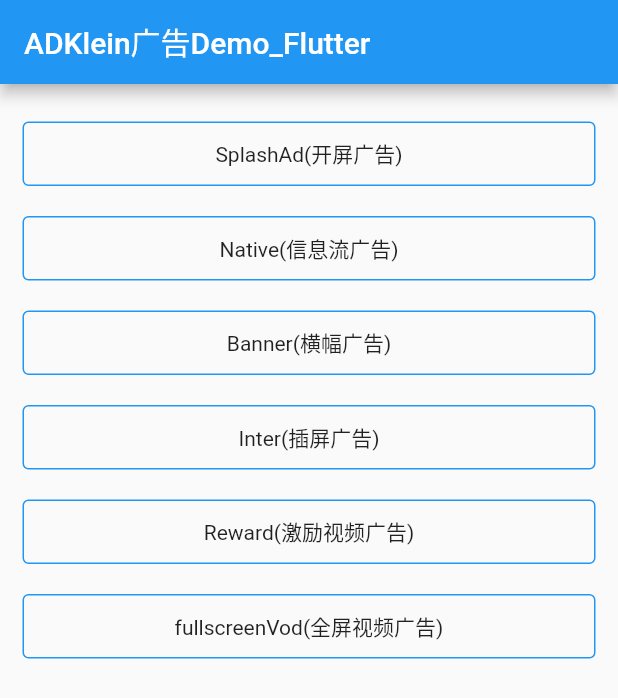
After one commit to iusmob/AdKleinSDKDemo-Flutter, a Flutter app: the HomePage screen opened directly, on a phone screen of 412 x 824 dp. The commit adds this screen. Shown: the top 698 px of the screen. Run offline on Flutter 3.47's test engine with Material 2 defaults, Android fonts, the phone set to English and light mode, and no system bars; missing offline and left inert: ad_klein_flutter_sdk, app_tracking_transparency.

```diff
--- /dev/null
+++ b/lib/home.dart
@@ -0,0 +1,91 @@
+import 'package:flutter/material.dart';
+
+import 'banner.dart';
+import 'fullscreen.dart';
+import 'inter.dart';
+import 'native.dart';
+import 'reward.dart';
+import 'splash.dart';
+
+class HomePage extends StatefulWidget {
+  @override
+  _HomePageState createState() => _HomePageState();
+}
+
+class _HomePageState extends State<HomePage> {
+  @override
+  void initState() {
+    super.initState();
+  }
+
+  static const listData = [
+    "SplashAd(开屏广告)",
+    "Native(信息流广告)",
+    "Banner(横幅广告)",
+    "Inter(插屏广告)",
+    "Reward(激励视频广告)",
+    "fullscreenVod(全屏视频广告)"
+  ];
+
+  @override
+  Widget build(BuildContext context) {
+    return Scaffold(
+        appBar: AppBar(
+          automaticallyImplyLeading: false,
+          title: const Text('ADKlein广告Demo_Flutter'),
+        ),
+        body: ListView.builder(
+          itemCount: listData.length,
+          padding: const EdgeInsets.all(15),
+          itemBuilder: (BuildContext context, int index) {
+            return Container(
+                margin: EdgeInsets.symmetric(vertical: 10),
+                decoration: new BoxDecoration(
+                  border: new Border.all(
+                    width: 1,
+                    color: Colors.blue,
+                  ),
+                  borderRadius: BorderRadius.all(Radius.circular(4.0)),
+                ),
+                child: GestureDetector(
+                  behavior: HitTestBehavior.opaque,
+                  onTap: () {
+                    var widget;
+                    switch (index) {
+                      case 0:
+                        widget = SplashPage();
+                        break;
+                      case 1:
+                        widget = NativePage();
+                        break;
+                      case 2:
+                        widget = BannerPage();
+                        break;
+                      case 3:
+                        widget = InterPage();
+                        break;
+                      case 4:
+                        widget = RewardPage();
+                        break;
+                      case 5:
+                        widget = FullScreenPage();
+                        break;
+                    }
+                    Navigator.push(context,
+                        MaterialPageRoute(builder: (context) {
+                      return widget;
+                    }));
+                  },
+                  child: Column(
+                    mainAxisAlignment: MainAxisAlignment.center,
+                    children: [
+                      const SizedBox(height: 10),
+                      Text(listData[index], textAlign: TextAlign.center),
+                      const SizedBox(height: 10),
+                    ],
+                  ),
+                ));
+          },
+        ));
+  }
+}
--- a/lib/main.dart
+++ b/lib/main.dart
@@ -1,17 +1,13 @@
-import 'package:ad_klein_demo_flutter/reward.dart';
-import 'package:ad_klein_demo_flutter/splash.dart';
+import 'package:ad_klein_demo_flutter/home.dart';
+import 'package:ad_klein_flutter_sdk/ad_klein_ad.dart';
 import 'package:ad_klein_flutter_sdk/ad_klein_flutter_sdk.dart';
 import 'package:app_tracking_transparency/app_tracking_transparency.dart';
 import 'package:flutter/material.dart';
 
 import 'Constants.dart';
-import 'banner.dart';
-import 'fullscreen.dart';
-import 'inter.dart';
-import 'native.dart';
 
 void main() {
-  runApp(MyApp());
+  runApp(MaterialApp(title: 'ADKlein广告Demo_Flutter', home: MyApp()));
 }
 
 class MyApp extends StatefulWidget {
@@ -27,14 +23,7 @@ class _MyAppState extends State<MyApp> {
     AdKleinFlutterSdk.initSdk(appid: Constants.appKey());
   }
 
-  static const listData = [
-    "SplashAd(开屏广告)",
-    "Native(信息流广告)",
-    "Banner(横幅广告)",
-    "Inter(插屏广告)",
-    "Reward(激励视频广告)",
-    "fullscreenVod(全屏视频广告)"
-  ];
+  var _splashAd;
 
   //申请idfa
   void getIDFA() async {
@@ -44,64 +33,57 @@ class _MyAppState extends State<MyApp> {
 
   @override
   Widget build(BuildContext context) {
-    return MaterialApp(
-      home: Scaffold(
-          appBar: AppBar(
-            title: const Text('ADKlein广告Demo_Flutter'),
-          ),
-          body: ListView.builder(
-            itemCount: listData.length,
-            padding: const EdgeInsets.all(15),
-            itemBuilder: (BuildContext context, int index) {
-              return Container(
-                  margin: EdgeInsets.symmetric(vertical: 10),
-                  decoration: new BoxDecoration(
-                    border: new Border.all(
-                      width: 1,
-                      color: Colors.blue,
-                    ),
-                    borderRadius: BorderRadius.all(Radius.circular(4.0)),
-                  ),
-                  child: GestureDetector(
-                    behavior: HitTestBehavior.opaque,
-                    onTap: () {
-                      var widget;
-                      switch (index) {
-                        case 0:
-                          widget = SplashPage();
-                          break;
-                        case 1:
-                          widget = NativePage();
-                          break;
-                        case 2:
-                          widget = BannerPage();
-                          break;
-                        case 3:
-                          widget = InterPage();
-                          break;
-                        case 4:
-                          widget = RewardPage();
-                          break;
-                        case 5:
-                          widget = FullScreenPage();
-                          break;
-                      }
-                      Navigator.push(context,
-                          MaterialPageRoute(builder: (context) {
-                        return widget;
-                      }));
-                    },
-                    child: Column(
-                      mainAxisAlignment: MainAxisAlignment.center,
-                      children: [
-                        const SizedBox(height: 10),
-                        Text(listData[index], textAlign: TextAlign.center),
-                        const SizedBox(height: 10),
-                      ],
-                    ),
-                  ));
-            },
-          )),
+    showSplashAd();
+    return Scaffold(
+      body: Container(
+        width: MediaQuery.of(context).size.width, // 屏幕宽度
+        height: MediaQuery.of(context).size.height, // 屏幕高度
+        child: Image.asset(
+          "images/opening.png",
+          fit: BoxFit.cover,
+        ),
+      ),
     );
   }
+
+  // 开屏
+  // 显示开屏广告请保证当时app内没有其他地方显示开屏广告，否则会有冲突
+  void showSplashAd() {
+    if (_splashAd != null) {
+      return;
+    }
+    _splashAd = ADKleinSplashAd(Constants.splashPosid(), "splash_placeholder");
+    _splashAd.onClosed = () {
+      print("开屏广告关闭了");
+      // 在加载失败和关闭回调后关闭广告
+      releaseSplashAd();
+    };
+    _splashAd.onFailed = () {
+      print("开屏广告失败了");
+      // 在加载失败和关闭回调后关闭广告
+      releaseSplashAd();
+    };
+    _splashAd.onExposed = () {
+      print("开屏广告曝光了");
+    };
+    _splashAd.onSucced = () {
+      print("开屏广告成功了");
+    };
+    _splashAd.onClicked = () {
+      print("开屏广告点击了");
+    };
+    _splashAd.loadAndShow();
+  }
+
+  void releaseSplashAd() {
+    _splashAd?.release();
+    _splashAd = null;
+    Navigator.pop(context);
+    next();
+  }
+
+  void next() {
+    Navigator.push(
+        context, new MaterialPageRoute(builder: (context) => new HomePage()));
+  }
 }
```
Also changed, not shown: lib/splash.dart (+7 -3 lines), pubspec.yaml (+4 -32 lines), images/opening.png (added), pubspec.lock.
